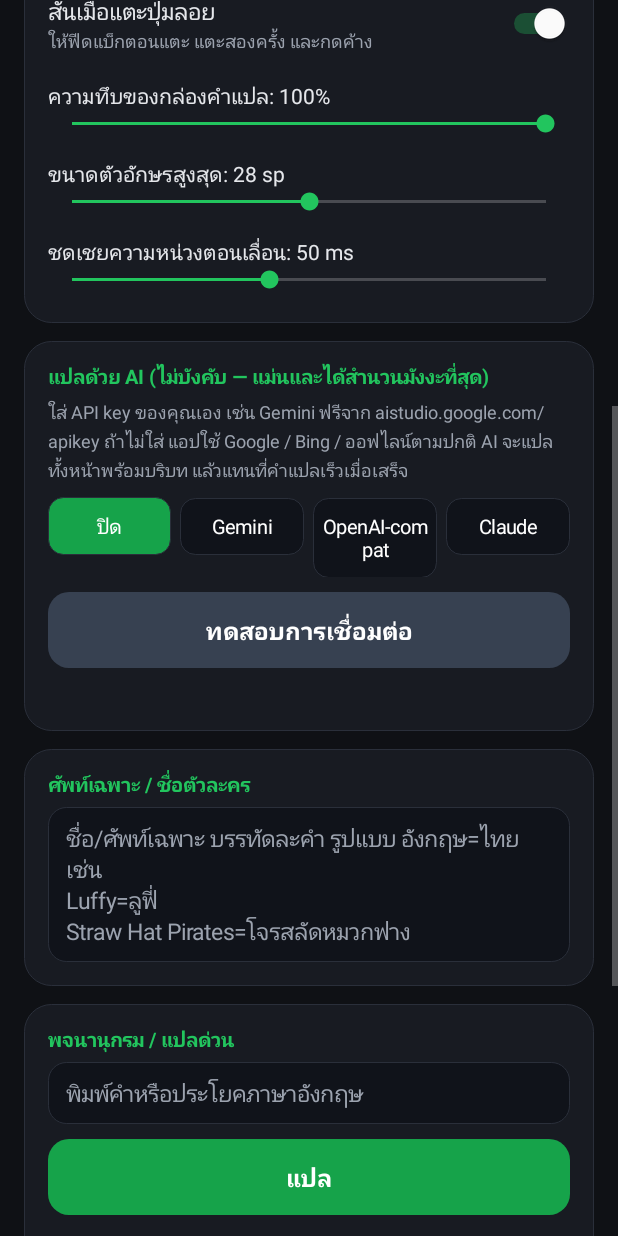
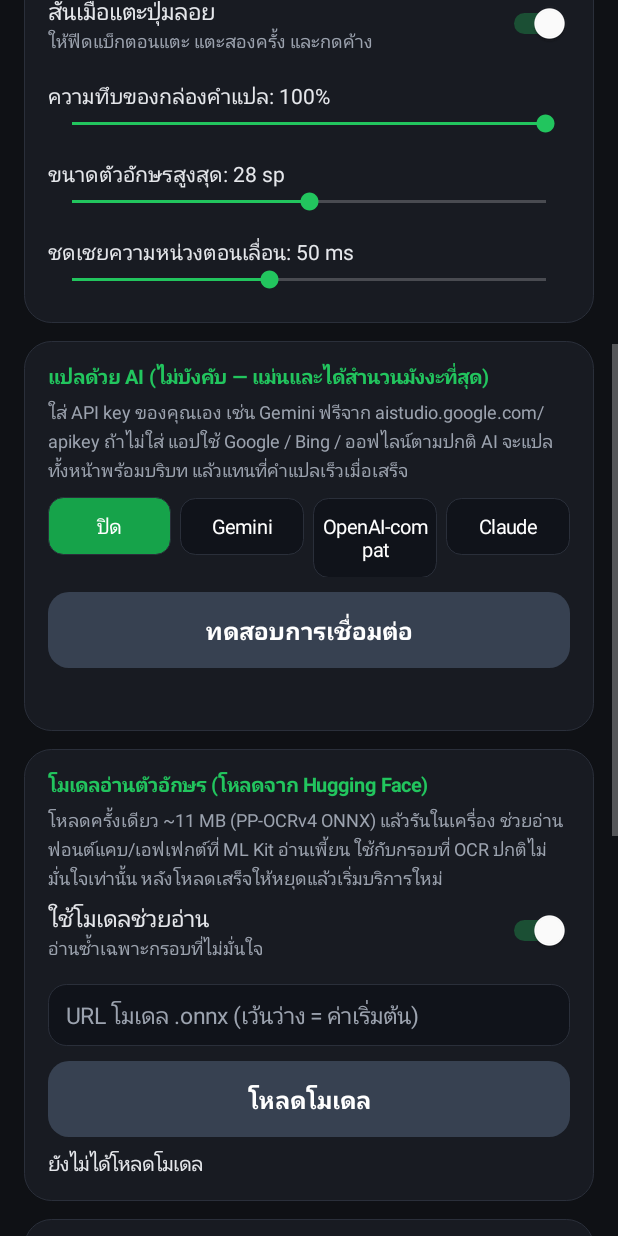
Before and after one commit to SPFT-section/MangaOverlay, an Android app: the screen it shows after launch (MainActivity), scrolled down 576 dp, on a phone screen of 412 x 824 dp. Run offline under Robolectric (Android 15) with nearby library versions, the phone set to English and light mode, and no system bars; libraries missing offline, so code that uses them is left out: ai.onnxruntime, org.opencv.android; pictures from the network do not load.

Commit message:
v3.8: optional PP-OCRv4 recognizer (ONNX Runtime) downloaded from Hugging Face; line-level re-read joins the OCR vote

```diff
--- a/app/build.gradle.kts
+++ b/app/build.gradle.kts
@@ -4,7 +4,7 @@ android {
     compileSdk = 35
     defaultConfig {
         applicationId = "com.sunmind.mangaoverlay"
-        minSdk = 26; targetSdk = 34; versionCode = 10; versionName = "3.7"
+        minSdk = 26; targetSdk = 34; versionCode = 11; versionName = "3.8"
         ndk { abiFilters += "arm64-v8a" }
     }
     // keystore คงที่ ทำให้ APK จากทุก build ลงทับกันได้ (ไม่ต้องถอนการติดตั้งก่อน)
@@ -22,6 +22,7 @@ dependencies {
     implementation("com.google.mlkit:text-recognition:16.0.1")
     implementation("com.google.mlkit:translate:17.0.3")
     implementation("org.opencv:opencv:4.9.0")
+    implementation("com.microsoft.onnxruntime:onnxruntime-android:1.19.2")
     implementation("org.jetbrains.kotlinx:kotlinx-coroutines-android:1.9.0")
     implementation("androidx.core:core-ktx:1.15.0")
 }
--- a/app/src/main/assets/NOTICE.txt
+++ b/app/src/main/assets/NOTICE.txt
@@ -1,3 +1,5 @@
 Thai WordNet Copyright 2011 by the National Institute of Information and Communications Technology (NICT). All rights reserved. Provided AS IS, no warranty. Used under the Thai WordNet license (http://th.asianwordnet.org/).
 
 WordNet 3.0 Copyright 2006 by Princeton University. All rights reserved. Used under the WordNet license (https://wordnet.princeton.edu/license-and-commercial-use).
+
+PP-OCRv4 recognition model (PaddleOCR, Apache License 2.0), ONNX export by RapidOCR (SWHL/RapidOCR on Hugging Face, Apache-2.0). Downloaded by the user at runtime; not bundled. ONNX Runtime (MIT).
--- a/app/src/main/java/com/sunmind/mangaoverlay/MainActivity.kt
+++ b/app/src/main/java/com/sunmind/mangaoverlay/MainActivity.kt
@@ -56,6 +56,8 @@ class MainActivity : Activity() {
     private lateinit var llmModelBox: EditText
     private lateinit var llmBaseBox: EditText
     private lateinit var llmOut: TextView
+    private lateinit var modelOut: TextView
+    private lateinit var modelUrlBox: EditText
     private lateinit var provChips: List<TextView>
     private val provNames = listOf("ปิด", "Gemini", "OpenAI-compat", "Claude")
 
@@ -197,6 +199,18 @@ class MainActivity : Activity() {
             addView(seekRow("ชดเชยความหน่วงตอนเลื่อน", 0, 120, Prefs.lead, { "$it ms" }) { Prefs.lead = it })
         }
 
+        modelUrlBox = field(EditText(this).apply { hint = "URL โมเดล .onnx (เว้นว่าง = ค่าเริ่มต้น)"; setSingleLine(); setText(Prefs.modelUrl) })
+        modelOut = tv("", 13f, TXT).apply { setPadding(0, dp(8), 0, 0) }
+        refreshModel()
+        val modelCard = card {
+            addView(section("โมเดลอ่านตัวอักษร (โหลดจาก Hugging Face)"))
+            addView(tv("โหลดครั้งเดียว ~11 MB (PP-OCRv4 ONNX) แล้วรันในเครื่อง ช่วยอ่านฟอนต์แคบ/เอฟเฟกต์ที่ ML Kit อ่านเพี้ยน ใช้กับกรอบที่ OCR ปกติไม่มั่นใจเท่านั้น หลังโหลดเสร็จให้หยุดแล้วเริ่มบริการใหม่", 12f, SUB).apply { setLineSpacing(0f, 1.15f) })
+            addView(toggleRow("ใช้โมเดลช่วยอ่าน", "อ่านซ้ำเฉพาะกรอบที่ไม่มั่นใจ", Prefs.useModel) { Prefs.useModel = it })
+            addView(modelUrlBox, lp(8))
+            addView(button("โหลดโมเดล", 0xFF374151.toInt()) { downloadModel() }, lp(10))
+            addView(modelOut)
+        }
+
         val glossary = card {
             addView(section("ศัพท์เฉพาะ / ชื่อตัวละคร"))
             addView(gl)
@@ -246,7 +260,7 @@ class MainActivity : Activity() {
             orientation = LinearLayout.VERTICAL
             setPadding(dp(16), dp(20), dp(16), dp(28))
             addView(header)
-            addView(status, lp(20)); addView(display, lp(12)); addView(ai, lp(12)); addView(glossary, lp(12))
+            addView(status, lp(20)); addView(display, lp(12)); addView(ai, lp(12)); addView(modelCard, lp(12)); addView(glossary, lp(12))
             addView(dictCard, lp(12)); addView(tips, lp(12))
         }
         scroll = ScrollView(this).apply { setBackgroundColor(BG); isFillViewport = true; addView(root) }
@@ -286,7 +300,26 @@ class MainActivity : Activity() {
 
     private fun save() {
         Prefs.glossary = gl.text.toString()
+        Prefs.modelUrl = modelUrlBox.text.toString()
         Prefs.llmKey = llmKeyBox.text.toString(); Prefs.llmModel = llmModelBox.text.toString(); Prefs.llmBase = llmBaseBox.text.toString()
+    }
+
+    private fun refreshModel() {
+        modelOut.text = if (PpRec.installed(this)) "✓ ติดตั้งแล้ว (${PpRec.file(this).length() / 1024 / 1024} MB)" else "ยังไม่ได้โหลดโมเดล"
+    }
+
+    private fun downloadModel() {
+        save(); modelOut.text = "กำลังโหลด 0%"
+        val app = applicationContext; val url = Prefs.modelUrl
+        Thread {
+            val err = PpRec.download(app, url) { p -> runOnUiThread { if (!isDestroyed) modelOut.text = "กำลังโหลด $p%" } }
+            val ok = err == null && PpRec.load(app)
+            runOnUiThread {
+                if (isDestroyed) return@runOnUiThread
+                modelOut.text = if (ok) "✓ โหลดและพร้อมใช้ (หยุดแล้วเริ่มบริการใหม่เพื่อใช้ในหน้าที่กำลังแปล)"
+                                else "ผิดพลาด: ${err ?: PpRec.lastErr}"
+            }
+        }.start()
     }
 
     private fun refreshProv() {
--- a/app/src/main/java/com/sunmind/mangaoverlay/Prefs.kt
+++ b/app/src/main/java/com/sunmind/mangaoverlay/Prefs.kt
@@ -42,6 +42,16 @@ object Prefs {
         get() = sp.getInt("maxsp", 28).coerceIn(16, 40)
         set(v) { sp.edit().putInt("maxsp", v.coerceIn(16, 40)).apply() }
 
+    /** ใช้โมเดล OCR (PP-OCR จาก Hugging Face) ช่วยอ่านกรอบที่ ML Kit ไม่มั่นใจ */
+    var useModel: Boolean
+        get() = sp.getBoolean("usemodel", true)
+        set(v) { sp.edit().putBoolean("usemodel", v).apply() }
+
+    /** URL ไฟล์ .onnx ของโมเดลอ่านตัวอักษร (ว่าง = ค่าเริ่มต้นใน PpRec) */
+    var modelUrl: String
+        get() = sp.getString("modelurl", "") ?: ""
+        set(v) { sp.edit().putString("modelurl", v.trim()).apply() }
+
     var glossary: String
         get() = if (::sp.isInitialized) sp.getString("glossary", "") ?: "" else ""
         set(v) { sp.edit().putString("glossary", v).apply() }
```
Also changed, not shown: app/src/main/java/com/sunmind/mangaoverlay/Engines.kt (+19 -7 lines), app/src/main/java/com/sunmind/mangaoverlay/PpRec.kt (added, +132 -0 lines).
